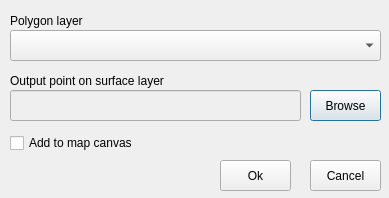
This is ui_realcentroid.ui in zsiki/realcentroid as Qt 5 draws it before an edit. The edited form follows.
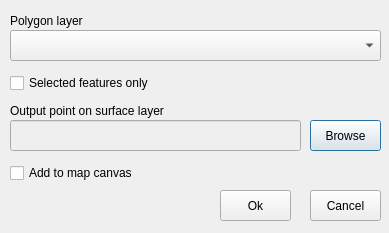
This is the edited form.

Commit message: add checkbox to work only for selected features

What changed in the file:
```diff
--- a/ui_realcentroid.ui
+++ b/ui_realcentroid.ui
@@ -7,7 +7,7 @@
     <x>0</x>
     <y>0</y>
     <width>389</width>
-    <height>198</height>
+    <height>233</height>
    </rect>
   </property>
   <property name="windowTitle">
@@ -43,7 +43,7 @@
    <property name="geometry">
     <rect>
      <x>10</x>
-     <y>70</y>
+     <y>100</y>
      <width>201</width>
      <height>21</height>
     </rect>
@@ -59,7 +59,7 @@
    <property name="geometry">
     <rect>
      <x>10</x>
-     <y>90</y>
+     <y>120</y>
      <width>291</width>
      <height>31</height>
     </rect>
@@ -69,7 +69,7 @@
    <property name="geometry">
     <rect>
      <x>310</x>
-     <y>90</y>
+     <y>120</y>
      <width>71</width>
      <height>31</height>
     </rect>
@@ -82,7 +82,7 @@
    <property name="geometry">
     <rect>
      <x>10</x>
-     <y>130</y>
+     <y>160</y>
      <width>361</width>
      <height>26</height>
     </rect>
@@ -95,7 +95,7 @@
    <property name="geometry">
     <rect>
      <x>310</x>
-     <y>160</y>
+     <y>190</y>
      <width>71</width>
      <height>31</height>
     </rect>
@@ -108,7 +108,7 @@
    <property name="geometry">
     <rect>
      <x>220</x>
-     <y>160</y>
+     <y>190</y>
      <width>71</width>
      <height>31</height>
     </rect>
@@ -117,6 +117,19 @@
     <string>Ok</string>
    </property>
   </widget>
+  <widget class="QCheckBox" name="selectedBox">
+   <property name="geometry">
+    <rect>
+     <x>10</x>
+     <y>70</y>
+     <width>361</width>
+     <height>26</height>
+    </rect>
+   </property>
+   <property name="text">
+    <string>Selected features only</string>
+   </property>
+  </widget>
  </widget>
  <resources/>
  <connections/>
```
The commit also changes 3 other files.
